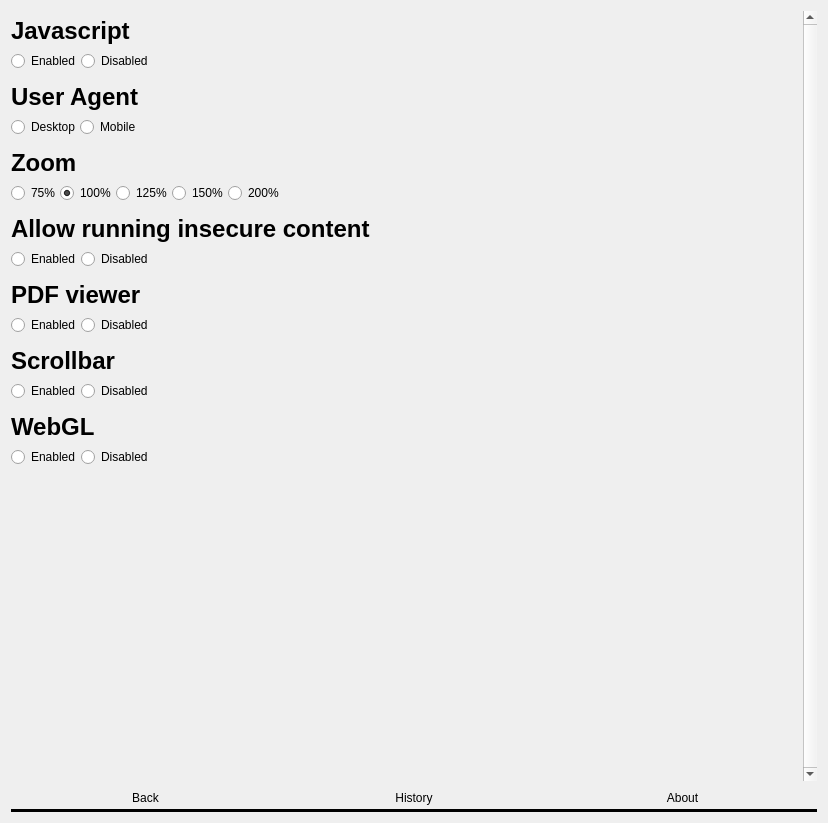
Old version of the form src/settingswidget.ui in the repository maemo-leste-extras/jib.
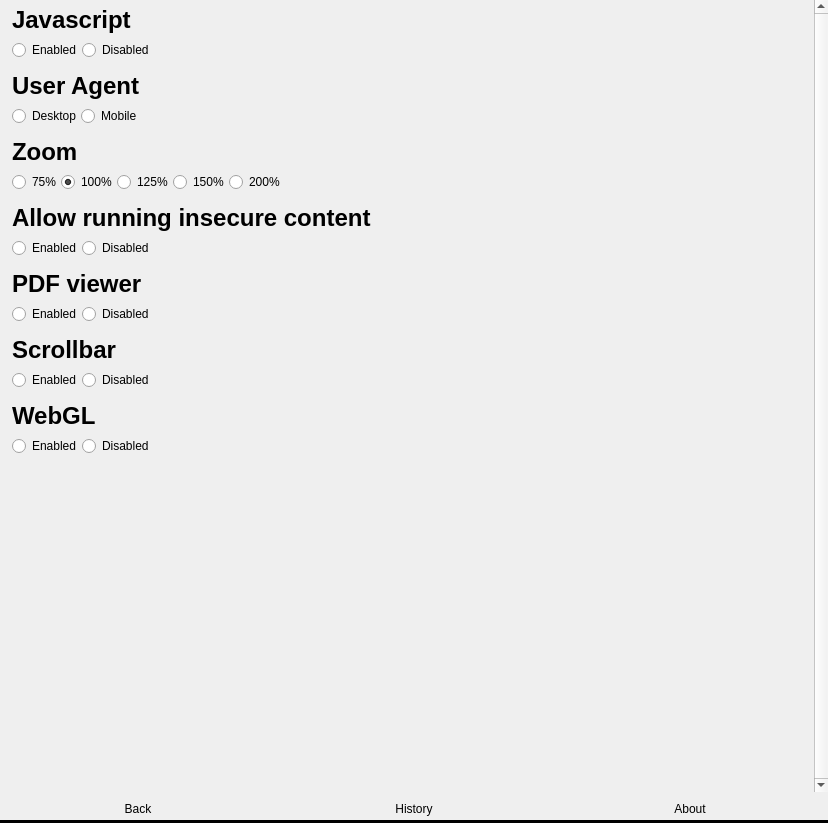
New version of the form.

Commit message: - search via DuckDuckGo - display popular webpages for quick access - auto-complete URL bar with suggestions for quick access - select all URL bar text when it comes into focus - replace bottomBar text with icons - fix webpage zoom functionality - add shared lib requirement 'qolm'

```diff
--- a/src/settingswidget.ui
+++ b/src/settingswidget.ui
@@ -14,6 +14,18 @@
    <string>Form</string>
   </property>
   <layout class="QVBoxLayout" name="verticalLayout_4">
+   <property name="leftMargin">
+    <number>0</number>
+   </property>
+   <property name="topMargin">
+    <number>0</number>
+   </property>
+   <property name="rightMargin">
+    <number>0</number>
+   </property>
+   <property name="bottomMargin">
+    <number>0</number>
+   </property>
    <item>
     <widget class="QScrollArea" name="scrollArea">
      <property name="frameShape">
@@ -36,8 +48,8 @@
        <rect>
         <x>0</x>
         <y>0</y>
-        <width>796</width>
-        <height>767</height>
+        <width>814</width>
+        <height>785</height>
        </rect>
       </property>
       <layout class="QVBoxLayout" name="verticalLayout_5">
@@ -45,7 +57,7 @@
         <number>0</number>
        </property>
        <property name="leftMargin">
-        <number>0</number>
+        <number>12</number>
        </property>
        <property name="topMargin">
         <number>6</number>
```
Left out of the diff: 8 changed lines with no effect on the pictures. The commit also changes 31 other files.
